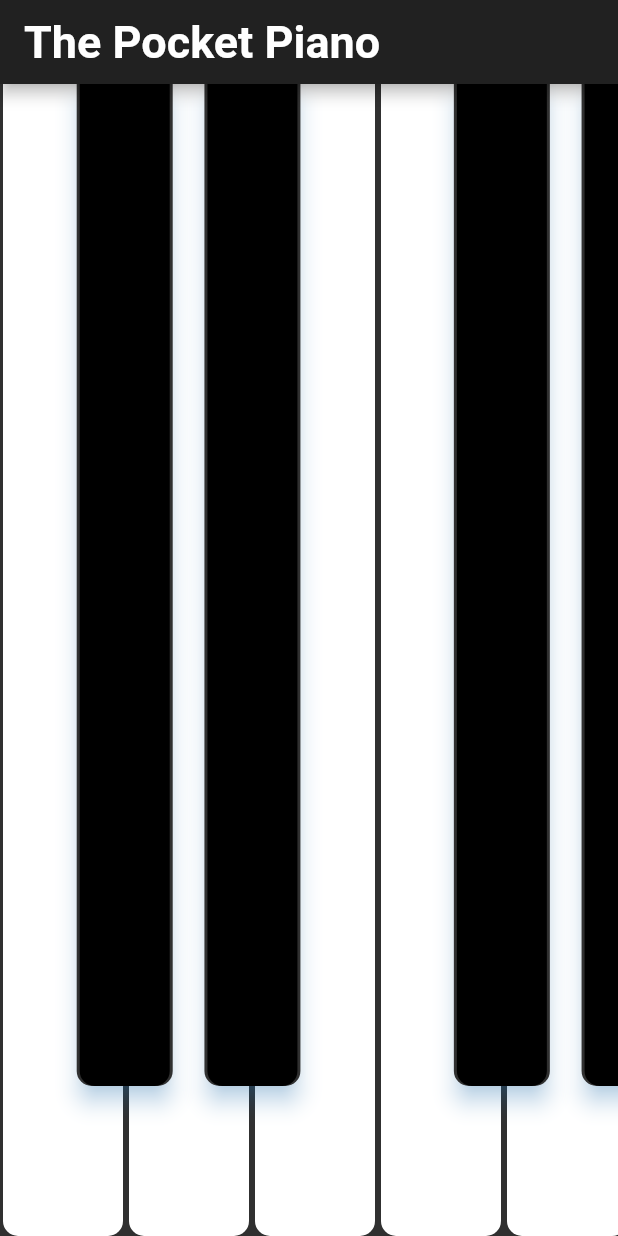
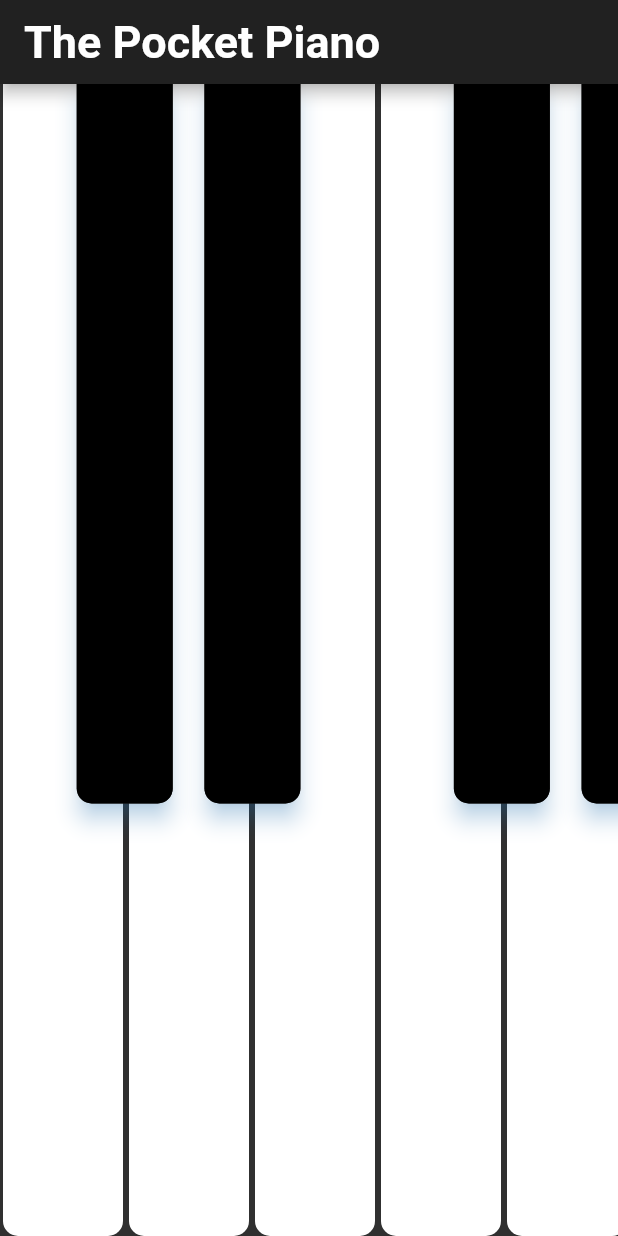
Before and after one commit to rodydavis/flutter_piano, a Flutter app: the screen it shows after launch, on a phone screen of 412 x 824 dp. Run offline on Flutter 3.47's test engine with Material 2 defaults, Android fonts, the phone set to English and light mode, and no system bars; missing offline and left inert: flutter_midi, tonic; statements that could not run were skipped.

Commit message:
Updating InkWell for Highlight
- Under 4300

```diff
--- a/lib/main.dart
+++ b/lib/main.dart
@@ -1,8 +1,7 @@
 import 'package:flutter/material.dart';
 import 'package:flutter/services.dart';
 import 'package:flutter_midi/flutter_midi.dart';
-
-import 'ui/common/piano_key.dart';
+import 'package:tonic/tonic.dart';
 
 void main() => runApp(MyApp());
 
@@ -43,53 +42,31 @@ class _MyAppState extends State<MyApp> {
                 return SafeArea(
                   child: Stack(children: <Widget>[
                     Row(mainAxisSize: MainAxisSize.min, children: <Widget>[
-                      PianoKey(
-                          accidental: false, midi: 24 + i, keyWidth: _keyWidth),
-                      PianoKey(
-                          accidental: false, midi: 26 + i, keyWidth: _keyWidth),
-                      PianoKey(
-                          accidental: false, midi: 28 + i, keyWidth: _keyWidth),
-                      PianoKey(
-                          accidental: false, midi: 29 + i, keyWidth: _keyWidth),
-                      PianoKey(
-                          accidental: false, midi: 31 + i, keyWidth: _keyWidth),
-                      PianoKey(
-                          accidental: false, midi: 33 + i, keyWidth: _keyWidth),
-                      PianoKey(
-                          accidental: false, midi: 35 + i, keyWidth: _keyWidth),
+                      _buildKey(24 + i, false),
+                      _buildKey(26 + i, false),
+                      _buildKey(28 + i, false),
+                      _buildKey(29 + i, false),
+                      _buildKey(31 + i, false),
+                      _buildKey(33 + i, false),
+                      _buildKey(35 + i, false),
                     ]),
                     Positioned(
                         left: 0.0,
                         right: 0.0,
-                        bottom: 100,
+                        bottom: MediaQuery.of(context).size.height * .35,
                         top: 0.0,
                         child: Row(
                             mainAxisAlignment: MainAxisAlignment.spaceBetween,
                             mainAxisSize: MainAxisSize.min,
                             children: <Widget>[
-                              Container(width: 80 * .5),
-                              PianoKey(
-                                  accidental: true,
-                                  midi: 25 + i,
-                                  keyWidth: _keyWidth),
-                              PianoKey(
-                                  accidental: true,
-                                  midi: 27 + i,
-                                  keyWidth: _keyWidth),
-                              Container(width: 80),
-                              PianoKey(
-                                  accidental: true,
-                                  midi: 30 + i,
-                                  keyWidth: _keyWidth),
-                              PianoKey(
-                                  accidental: true,
-                                  midi: 32 + i,
-                                  keyWidth: _keyWidth),
-                              PianoKey(
-                                  accidental: true,
-                                  midi: 34 + i,
-                                  keyWidth: _keyWidth),
-                              Container(width: 80 * .5),
+                              Container(width: _keyWidth * .5),
+                              _buildKey(25 + i, true),
+                              _buildKey(27 + i, true),
+                              Container(width: _keyWidth),
+                              _buildKey(30 + i, true),
+                              _buildKey(32 + i, true),
+                              _buildKey(34 + i, true),
+                              Container(width: _keyWidth * .5),
                             ])),
                   ]),
                 );
@@ -98,4 +75,53 @@ class _MyAppState extends State<MyApp> {
           )),
     );
   }
+
+  Widget _buildKey(int midi, bool accidental) {
+    final pitchName = Pitch.fromMidiNumber(midi).toString();
+    final pianoKey = Stack(
+      children: <Widget>[
+        Semantics(
+            button: true,
+            hint: pitchName,
+            child: Material(
+                borderRadius: borderRadius,
+                color: accidental ? Colors.black : Colors.white,
+                child: InkWell(
+                  borderRadius: borderRadius,
+                  highlightColor: Colors.grey,
+                  onTap: () => FlutterMidi.playMidiNote(midi: midi),
+                ))),
+        Positioned(
+            left: 0.0,
+            right: 0.0,
+            bottom: 20.0,
+            child: Text(pitchName,
+                textAlign: TextAlign.center,
+                style: TextStyle(
+                    color: !accidental ? Colors.black : Colors.white))),
+      ],
+    );
+    if (accidental) {
+      return Container(
+        width: _keyWidth,
+        margin: EdgeInsets.symmetric(horizontal: 2.0),
+        padding: EdgeInsets.symmetric(horizontal: _keyWidth * .1),
+        child: Material(
+            elevation: 6.0,
+            borderRadius: borderRadius,
+            shadowColor: Color(0x802196F3),
+            child: pianoKey),
+      );
+    }
+    return Container(
+      width: _keyWidth,
+      child: pianoKey,
+      margin: EdgeInsets.symmetric(horizontal: 2.0),
+    );
+  }
 }
+
+const BorderRadiusGeometry borderRadius = BorderRadius.only(
+  bottomLeft: Radius.circular(10.0),
+  bottomRight: Radius.circular(10.0),
+);
--- a/lib/ui/common/piano_key.dart
+++ /dev/null
@@ -1,60 +0,0 @@
-import 'package:flutter/material.dart';
-import 'package:tonic/tonic.dart';
-import 'package:flutter_midi/flutter_midi.dart';
-
-class PianoKey extends StatefulWidget {
-  const PianoKey(
-      {this.accidental = false, this.midi = 60, this.keyWidth = 80.0});
-
-  final bool accidental;
-  final int midi;
-  final double keyWidth;
-
-  @override
-  _PianoKeyState createState() => _PianoKeyState();
-}
-
-class _PianoKeyState extends State<PianoKey> {
-  bool _pressed = false;
-
-  @override
-  Widget build(BuildContext context) {
-    final pitchName = Pitch.fromMidiNumber(widget.midi).toString();
-    final pianoKey = GestureDetector(
-        onTapDown: (_) => setState(() => _pressed = true),
-        onTapCancel: () => setState(() => _pressed = false),
-        onTap: () {
-          FlutterMidi.playMidiNote(midi: widget.midi);
-          setState(() => _pressed = false);
-        },
-        child: Semantics(
-            button: true,
-            hint: pitchName,
-            child: Stack(children: <Widget>[
-              Container(
-                  width: widget.keyWidth,
-                  margin: EdgeInsets.symmetric(horizontal: 2.0),
-                  decoration: BoxDecoration(
-                      color: widget.accidental
-                          ? (_pressed ? Colors.black26 : Colors.black)
-                          : (_pressed ? Colors.grey : Colors.white),
-                      borderRadius: borderRadius)),
-            ])));
-    if (widget.accidental) {
-      return Container(
-        width: widget.keyWidth,
-        margin: EdgeInsets.symmetric(horizontal: 2.0),
-        padding: EdgeInsets.symmetric(horizontal: widget.keyWidth * .1),
-        child: Material(
-            elevation: _pressed ? 2.0 : 6.0,
-            borderRadius: borderRadius,
-            shadowColor: Color(0x802196F3),
-            child: pianoKey),
-      );
-    }
-    return pianoKey;
-  }
-}
-
-const BorderRadiusGeometry borderRadius = BorderRadius.only(
-    bottomLeft: Radius.circular(10.0), bottomRight: Radius.circular(10.0));
```
